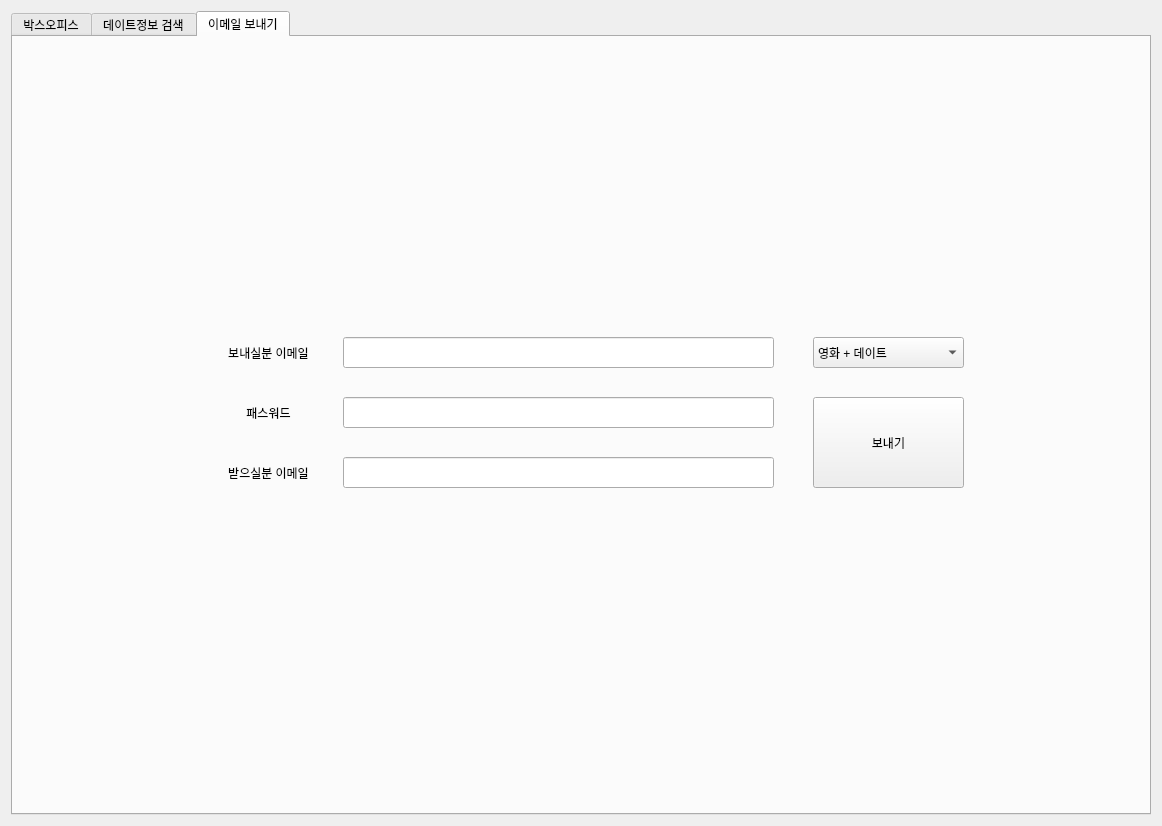
JeongMinSik/TheLove, file ui.ui: the form before one commit.
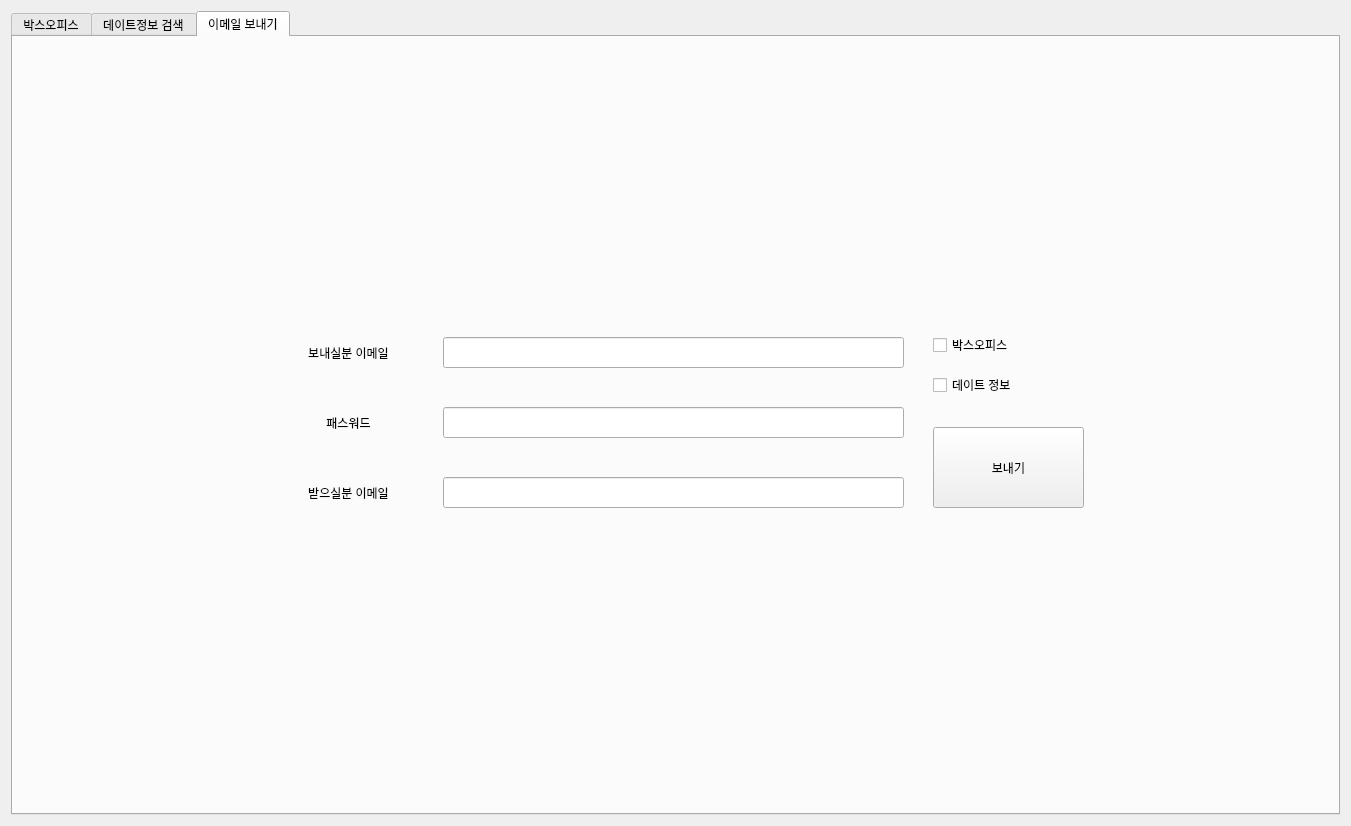
The form after the commit. The open tabs and pages were chosen to show the change. Icons and pictures are not drawn.

```diff
--- a/ui.ui
+++ b/ui.ui
@@ -9,16 +9,10 @@
    <rect>
     <x>0</x>
     <y>0</y>
-    <width>1162</width>
+    <width>1351</width>
     <height>826</height>
    </rect>
   </property>
-  <property name="sizePolicy">
-   <sizepolicy hsizetype="Fixed" vsizetype="Fixed">
-    <horstretch>0</horstretch>
-    <verstretch>0</verstretch>
-   </sizepolicy>
-  </property>
   <property name="minimumSize">
    <size>
     <width>1162</width>
@@ -27,8 +21,8 @@
   </property>
   <property name="maximumSize">
    <size>
-    <width>1162</width>
-    <height>826</height>
+    <width>160000</width>
+    <height>160000</height>
    </size>
   </property>
   <property name="windowTitle">
@@ -43,6 +37,12 @@
     <layout class="QVBoxLayout" name="verticalLayout">
      <item>
       <widget class="QTabWidget" name="tabWidget">
+       <property name="sizePolicy">
+        <sizepolicy hsizetype="Preferred" vsizetype="Expanding">
+         <horstretch>0</horstretch>
+         <verstretch>0</verstretch>
+        </sizepolicy>
+       </property>
        <property name="currentIndex">
         <number>1</number>
        </property>
@@ -2321,7 +2321,7 @@
         <widget class="QLabel" name="label">
          <property name="geometry">
           <rect>
-           <x>170</x>
+           <x>250</x>
            <y>300</y>
            <width>171</width>
            <height>31</height>
@@ -2337,8 +2337,8 @@
         <widget class="QLabel" name="label_2">
          <property name="geometry">
           <rect>
-           <x>170</x>
-           <y>360</y>
+           <x>250</x>
+           <y>370</y>
            <width>171</width>
            <height>31</height>
           </rect>
@@ -2353,8 +2353,8 @@
         <widget class="QLabel" name="label_3">
          <property name="geometry">
           <rect>
-           <x>170</x>
-           <y>420</y>
+           <x>250</x>
+           <y>440</y>
            <width>171</width>
            <height>31</height>
           </rect>
@@ -2366,38 +2366,13 @@
           <set>Qt::AlignCenter</set>
          </property>
         </widget>
-        <widget class="QComboBox" name="comboBox">
+        <widget class="QPushButton" name="mailButton">
          <property name="geometry">
           <rect>
-           <x>800</x>
-           <y>300</y>
+           <x>920</x>
+           <y>390</y>
            <width>151</width>
-           <height>31</height>
-          </rect>
-         </property>
-         <item>
-          <property name="text">
-           <string>영화 + 데이트</string>
-          </property>
-         </item>
-         <item>
-          <property name="text">
-           <string>박스오피스</string>
-          </property>
-         </item>
-         <item>
-          <property name="text">
-           <string>데이트 정보</string>
-          </property>
-         </item>
-        </widget>
-        <widget class="QPushButton" name="pushButton">
-         <property name="geometry">
-          <rect>
-           <x>800</x>
-           <y>360</y>
-           <width>151</width>
-           <height>91</height>
+           <height>81</height>
           </rect>
          </property>
          <property name="text">
@@ -2410,9 +2385,9 @@
          </property>
          <property name="geometry">
           <rect>
-           <x>330</x>
-           <y>360</y>
-           <width>431</width>
+           <x>430</x>
+           <y>370</y>
+           <width>461</width>
            <height>31</height>
           </rect>
          </property>
@@ -2426,9 +2401,9 @@
          </property>
          <property name="geometry">
           <rect>
-           <x>330</x>
+           <x>430</x>
            <y>300</y>
-           <width>431</width>
+           <width>461</width>
            <height>31</height>
           </rect>
          </property>
@@ -2439,13 +2414,39 @@
          </property>
          <property name="geometry">
           <rect>
-           <x>330</x>
-           <y>420</y>
-           <width>431</width>
+           <x>430</x>
+           <y>440</y>
+           <width>461</width>
            <height>31</height>
           </rect>
          </property>
         </widget>
+        <widget class="QCheckBox" name="checkBox">
+         <property name="geometry">
+          <rect>
+           <x>920</x>
+           <y>300</y>
+           <width>151</width>
+           <height>16</height>
+          </rect>
+         </property>
+         <property name="text">
+          <string>박스오피스</string>
+         </property>
+        </widget>
+        <widget class="QCheckBox" name="checkBox_2">
+         <property name="geometry">
+          <rect>
+           <x>920</x>
+           <y>340</y>
+           <width>151</width>
+           <height>16</height>
+          </rect>
+         </property>
+         <property name="text">
+          <string>데이트 정보</string>
+         </property>
+        </widget>
        </widget>
       </widget>
      </item>
```
Left out of the diff: 100 changed lines with no effect on the pictures.
